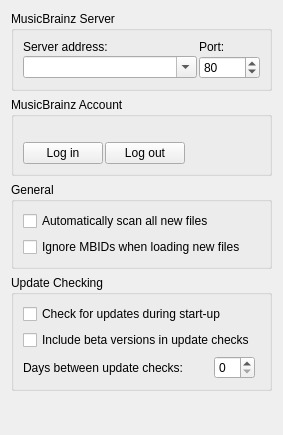
This is ui/options_general.ui in metabrainz/picard as Qt 5 draws it before an edit. The edited form follows.
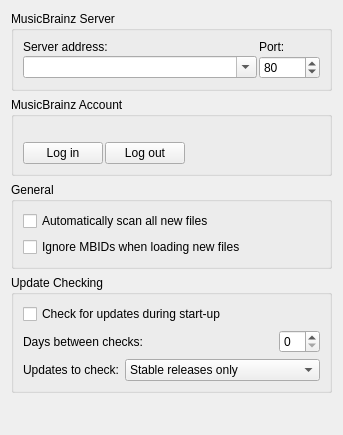
This is the edited form.

What changed in the file:
```diff
--- a/ui/options_general.ui
+++ b/ui/options_general.ui
@@ -146,30 +146,33 @@
      <property name="title">
       <string>Update Checking</string>
      </property>
+     <layout class="QVBoxLayout" name="verticalLayout_2">
+      <item>
+       <widget class="QCheckBox" name="check_for_updates">
+        <property name="text">
+         <string>Check for updates during start-up</string>
+        </property>
+       </widget>
+      </item>
+      <item>
      <layout class="QGridLayout" name="gridLayout">
-      <property name="sizeConstraint">
-       <enum>QLayout::SetDefaultConstraint</enum>
-      </property>
-      <property name="leftMargin">
-       <number>9</number>
-      </property>
-      <property name="horizontalSpacing">
-       <number>6</number>
-      </property>
-      <item row="1" column="0" colspan="2">
-       <widget class="QCheckBox" name="include_beta_versions">
+        <property name="bottomMargin">
+         <number>0</number>
+        </property>
+        <item row="0" column="0">
+         <widget class="QLabel" name="label_2">
         <property name="sizePolicy">
-         <sizepolicy hsizetype="Minimum" vsizetype="Fixed">
+           <sizepolicy hsizetype="MinimumExpanding" vsizetype="Preferred">
           <horstretch>0</horstretch>
           <verstretch>0</verstretch>
          </sizepolicy>
         </property>
         <property name="text">
-         <string>Include beta versions in update checks</string>
+           <string>Days between checks:</string>
         </property>
        </widget>
       </item>
-      <item row="2" column="1">
+        <item row="0" column="1">
        <widget class="QSpinBox" name="update_check_days">
         <property name="sizePolicy">
          <sizepolicy hsizetype="Fixed" vsizetype="Fixed">
@@ -182,38 +185,52 @@
         </property>
        </widget>
       </item>
-      <item row="0" column="0" colspan="2">
-       <widget class="QCheckBox" name="check_for_updates">
+       </layout>
+      </item>
+      <item>
+       <layout class="QGridLayout" name="gridLayout_2">
+        <property name="bottomMargin">
+         <number>0</number>
+        </property>
+        <item row="0" column="0">
+         <widget class="QLabel" name="label_3">
         <property name="text">
-         <string>Check for updates during start-up</string>
+           <string>Updates to check:</string>
         </property>
        </widget>
       </item>
-      <item row="2" column="0">
-       <widget class="QLabel" name="label_2">
+        <item row="0" column="1">
+         <widget class="QComboBox" name="update_level">
         <property name="sizePolicy">
-         <sizepolicy hsizetype="Preferred" vsizetype="Preferred">
+           <sizepolicy hsizetype="MinimumExpanding" vsizetype="Fixed">
           <horstretch>0</horstretch>
           <verstretch>0</verstretch>
          </sizepolicy>
         </property>
+          <property name="editable">
+           <bool>false</bool>
+          </property>
+          <property name="currentIndex">
+           <number>0</number>
+          </property>
+          <item>
         <property name="text">
-         <string>Days between update checks:</string>
-        </property>
-       </widget>
-      </item>
-      <item row="2" column="2">
-       <spacer name="horizontalSpacer_2">
-        <property name="orientation">
-         <enum>Qt::Horizontal</enum>
-        </property>
-        <property name="sizeHint" stdset="0">
-         <size>
-          <width>40</width>
-          <height>20</height>
-         </size>
-        </property>
-       </spacer>
+            <string>Stable releases only</string>
+           </property>
+          </item>
+          <item>
+           <property name="text">
+            <string>Stable and Beta releases</string>
+           </property>
+          </item>
+          <item>
+           <property name="text">
+            <string>Stable, Beta and Dev releases</string>
+           </property>
+          </item>
+         </widget>
+        </item>
+       </layout>
       </item>
      </layout>
     </widget>
```
Lines whose indentation alone changed are shown as unchanged.
